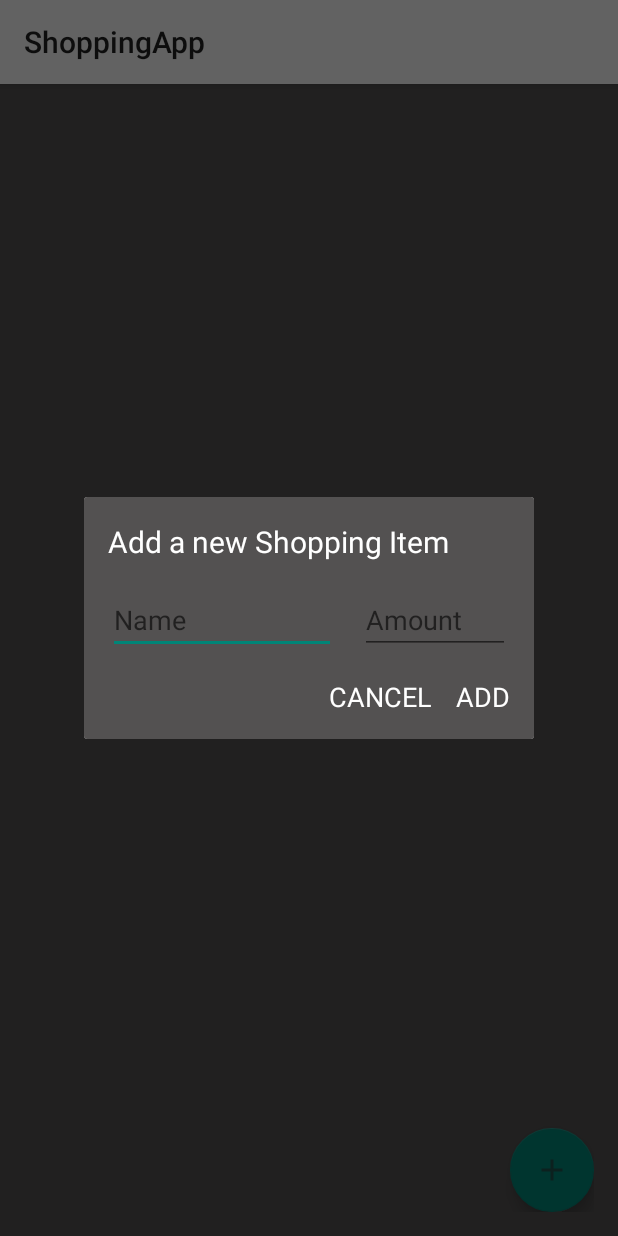
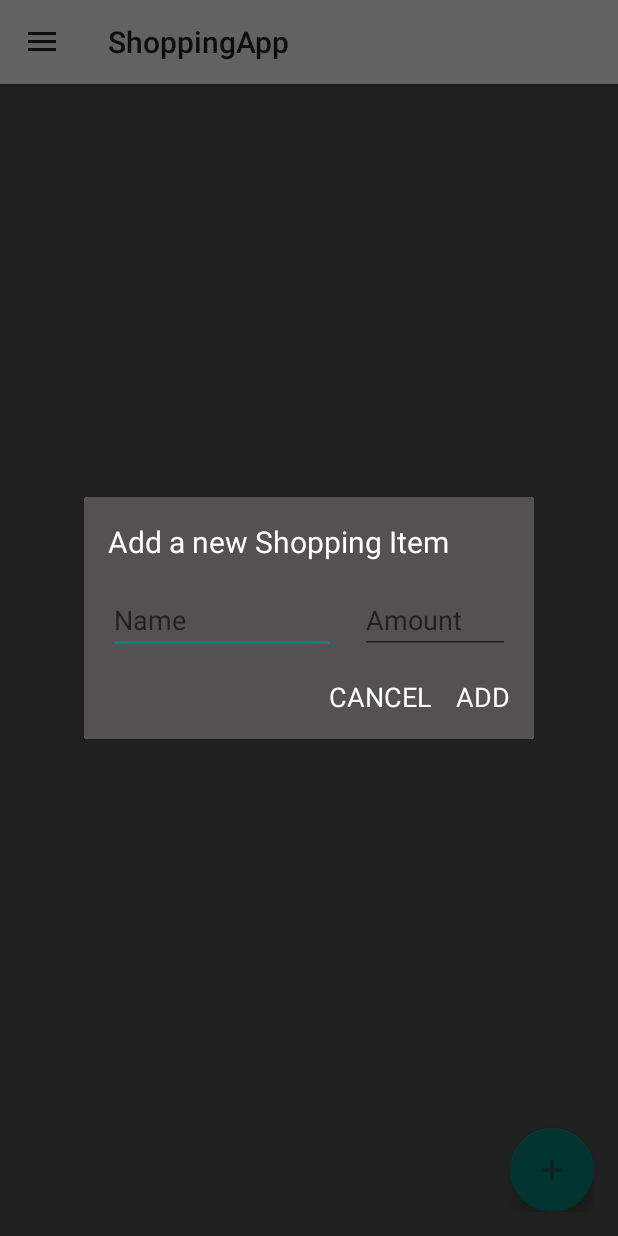
Before and after one commit to Penyqiu/ShoppingApp, an Android app: the screen it shows after launch (ShoppingActivity), after a tap on an icon or button, on a phone screen of 412 x 824 dp. Run offline under Robolectric (Android 15) with nearby library versions, the phone set to English and light mode, and no system bars; libraries missing offline, so code that uses them is left out: org.kodein.di; 4 statements that could not run were skipped.

Commit message:
Added drawer

```diff
--- a/app/src/main/java/com/example/shoppingapp/ui/ShoppingActivity.kt
+++ b/app/src/main/java/com/example/shoppingapp/ui/ShoppingActivity.kt
@@ -1,6 +1,9 @@
 package com.example.shoppingapp.ui
 
 import android.os.Bundle
+import android.view.MenuItem
+import android.widget.Toast
+import androidx.appcompat.app.ActionBarDrawerToggle
 import androidx.appcompat.app.AppCompatActivity
 import androidx.lifecycle.Observer
 import androidx.lifecycle.ViewModelProvider
@@ -17,6 +20,7 @@ class ShoppingActivity : AppCompatActivity(), KodeinAware {
 
     override val kodein by kodein()
     private val factory: ShoppingViewModelFactory by instance()
+    lateinit var toggle : ActionBarDrawerToggle
 
     lateinit var viewModel: ShoppingViewModel
 
@@ -24,12 +28,27 @@ class ShoppingActivity : AppCompatActivity(), KodeinAware {
         super.onCreate(savedInstanceState)
         setContentView(R.layout.activity_shopping)
 
+        toggle = ActionBarDrawerToggle(this,drawerLayout,R.string.open,R.string.close)
+        drawerLayout.addDrawerListener(toggle)
+        toggle.syncState()
+
         viewModel = ViewModelProvider(this, factory).get(ShoppingViewModel::class.java)
 
         val adapter = ShoppingItemAdapter(listOf(), viewModel)
 
         rvShoppingItems.layoutManager = LinearLayoutManager(this)
         rvShoppingItems.adapter = adapter
+
+        supportActionBar?.setDisplayHomeAsUpEnabled(true)
+
+        navView.setNavigationItemSelectedListener {
+            when(it.itemId)
+            {
+                R.id.Glowna->Toast.makeText(applicationContext,"Powrot do glowenej",Toast.LENGTH_SHORT).show()
+                R.id.Mapy->Toast.makeText(applicationContext,"Mapy",Toast.LENGTH_SHORT).show()
+            }
+            true
+        }
 
         viewModel.getAllShoppingItems().observe(this, Observer {
             adapter.items = it
@@ -42,9 +61,17 @@ class ShoppingActivity : AppCompatActivity(), KodeinAware {
                 object : AddDialogListener {
                     override fun onAddButtonClicked(item: ShoppingItem) {
                         viewModel.upsert(item)
-                    }
-                }).show()
+                  }
+              }).show()
         }
     }
 
+    override fun onOptionsItemSelected(item: MenuItem): Boolean {
+        if (toggle.onOptionsItemSelected(item))
+        {
+            return true
+        }
+        return super.onOptionsItemSelected(item)
+    }
+
 }
--- a/app/src/main/res/layout/activity_shopping.xml
+++ b/app/src/main/res/layout/activity_shopping.xml
@@ -1,8 +1,14 @@
 <?xml version="1.0" encoding="utf-8"?>
-<androidx.constraintlayout.widget.ConstraintLayout
+  <androidx.drawerlayout.widget.DrawerLayout
     xmlns:android="http://schemas.android.com/apk/res/android"
     xmlns:app="http://schemas.android.com/apk/res-auto"
     xmlns:tools="http://schemas.android.com/tools"
+        android:layout_width="match_parent"
+        android:layout_height="match_parent"
+        android:id="@+id/drawerLayout"
+        >
+<androidx.constraintlayout.widget.ConstraintLayout
+
     android:layout_width="match_parent"
     android:layout_height="match_parent"
     android:padding="16dp"
@@ -14,9 +20,11 @@
       android:layout_width="match_parent"
       android:layout_height="match_parent"
       app:layout_constraintBottom_toBottomOf="parent"
+      app:layout_constraintHorizontal_bias="1.0"
       app:layout_constraintLeft_toLeftOf="parent"
       app:layout_constraintRight_toRightOf="parent"
-        app:layout_constraintTop_toTopOf="parent" />
+      app:layout_constraintTop_toTopOf="parent"
+      app:layout_constraintVertical_bias="0.781" />
 
     <com.google.android.material.floatingactionbutton.FloatingActionButton
         android:id="@+id/fab"
@@ -25,5 +33,17 @@
         android:src="@drawable/ic_add"
         app:layout_constraintBottom_toBottomOf="parent"
         app:layout_constraintEnd_toEndOf="parent" />
+</androidx.constraintlayout.widget.ConstraintLayout>
+    <com.google.android.material.navigation.NavigationView
+        android:id="@+id/navView"
+        android:layout_width="wrap_content"
+        android:layout_height="match_parent"
+        app:headerLayout="@layout/navigation_drawer"
+        app:menu="@menu/nav_header_menu"
+        android:layout_gravity="start"
+        android:fitsSystemWindows="true"
+        />
 
-</androidx.constraintlayout.widget.ConstraintLayout>
+
+
+</androidx.drawerlayout.widget.DrawerLayout>
--- /dev/null
+++ b/app/src/main/res/layout/navigation_drawer.xml
@@ -0,0 +1,7 @@
+<?xml version="1.0" encoding="utf-8"?>
+<androidx.constraintlayout.widget.ConstraintLayout xmlns:android="http://schemas.android.com/apk/res/android"
+    xmlns:tools="http://schemas.android.com/tools"
+    android:layout_width="match_parent"
+    android:layout_height="150dp"
+    android:background="@color/cardview_shadow_start_color"
+    />
--- /dev/null
+++ b/app/src/main/res/menu/nav_header_menu.xml
@@ -0,0 +1,11 @@
+<?xml version="1.0" encoding="utf-8"?>
+<menu xmlns:android="http://schemas.android.com/apk/res/android">
+<item
+    android:id="@+id/Glowna"
+    android:title="Glowna"/>
+
+    <item
+        android:id="@+id/Mapy"
+        android:title="Where sklepy"/>
+
+</menu>
--- a/app/src/main/res/values/strings.xml
+++ b/app/src/main/res/values/strings.xml
@@ -1,3 +1,5 @@
 <resources>
     <string name="app_name">ShoppingApp</string>
+    <string name="open">Open</string>
+    <string name="close">Close</string>
 </resources>
```
Lines whose indentation alone changed are shown as unchanged.
